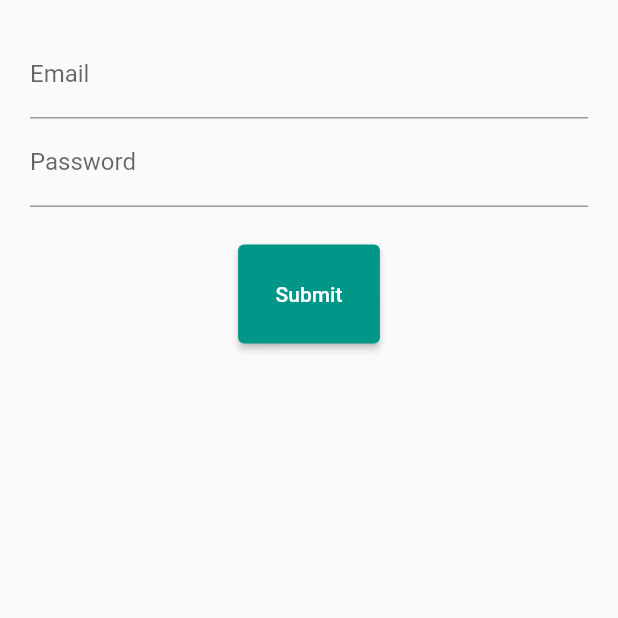
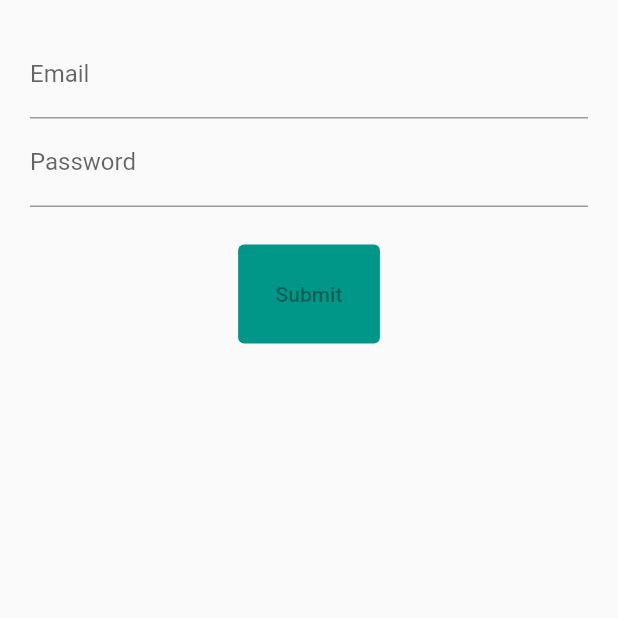
Before and after one commit to WebDevelopUa/flutter_login_form_03, a Flutter app: the screen it shows after launch, on a phone screen of 412 x 824 dp, the top half of it. Run offline on Flutter 3.47's test engine with Material 2 defaults, Android fonts, the phone set to English and light mode, and no system bars; our stand-ins replace rxdart.

Commit message:
Add RxDart functionality to Submit button

```diff
--- a/lib/src/blocs/bloc.dart
+++ b/lib/src/blocs/bloc.dart
@@ -3,8 +3,8 @@ import 'validators.dart';
 import 'package:rxdart/rxdart.dart';
 
 class Bloc extends Validators {
-  final _email = StreamController<String>();
-  final _password = StreamController<String>();
+  final _email = StreamController<String>.broadcast();
+  final _password = StreamController<String>.broadcast();
 
   // Add data to stream (shortcut getter with access to the stream)
   Stream<String> get email => _email.stream.transform(validateEmail);
--- a/lib/src/screens/login_screen.dart
+++ b/lib/src/screens/login_screen.dart
@@ -13,7 +13,7 @@ class LoginScreen extends StatelessWidget {
           emailField(bloc),
           passwordField(bloc),
           Container(margin: EdgeInsets.only(top: 25.0)),
-          submitButton(),
+          submitButton(bloc),
         ],
       ),
     );
@@ -51,16 +51,19 @@ class LoginScreen extends StatelessWidget {
         });
   }
 
-  Widget submitButton() {
-    return ElevatedButton(
-      onPressed: () {
-        return print('Submitted');
+  Widget submitButton(Bloc bloc) {
+    return StreamBuilder(
+      stream: bloc.submitValid,
+      builder: (context, snapshot) {
+        return ElevatedButton(
+          onPressed: snapshot.hasData ? () => print('Submitted!') : null,
+          child: Text('Submit'),
+          style: ButtonStyle(
+            backgroundColor: MaterialStateProperty.all(Colors.teal),
+            padding: MaterialStateProperty.all(EdgeInsets.all(25.0)),
+          ),
+        );
       },
-      child: Text('Submit'),
-      style: ButtonStyle(
-        backgroundColor: MaterialStateProperty.all(Colors.teal),
-        padding: MaterialStateProperty.all(EdgeInsets.all(25.0)),
-      ),
     );
   }
 }
```
